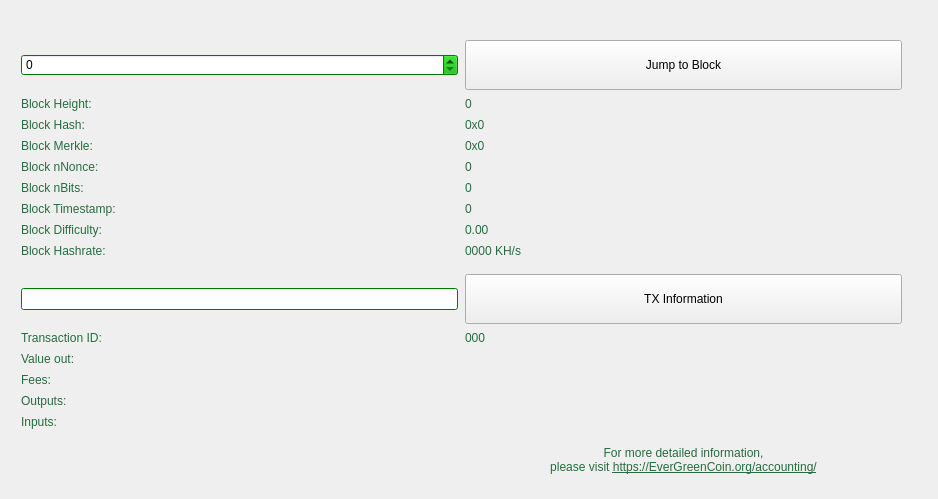
Qt form src/qt/forms/blockbrowser.ui (EverGreenCoinDev/EverGreenCoin) before a commit.
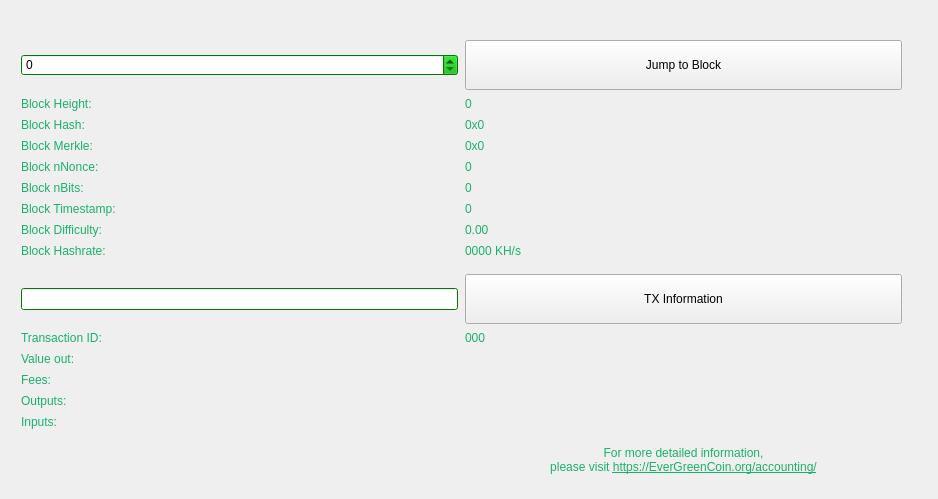
The same form after that commit.

Diff of the .ui file:
```diff
--- a/src/qt/forms/blockbrowser.ui
+++ b/src/qt/forms/blockbrowser.ui
@@ -85,7 +85,7 @@
        <string>QLabel { color: #266C3F; }
 </string>
       </property>
-      <layout class="QGridLayout" name="gridLayout_3" rowstretch="0,0,0,0,0,0,0,0,0,0,0,0,0,0,0,0,0,0,0" columnstretch="0,0">
+      <layout class="QGridLayout" name="gridLayout_3" rowstretch="0,0,0,0,0,0,0,0,0,0,0,0,0,0,0,0,0,0,0,0" columnstretch="0,0">
        <property name="sizeConstraint">
         <enum>QLayout::SetMaximumSize</enum>
        </property>
@@ -122,8 +122,7 @@
           </font>
          </property>
          <property name="styleSheet">
-          <string notr="true">QLabel { color: #266C3F; }
-</string>
+          <string notr="true">QLabel {color: #1ab06c;}</string>
          </property>
          <property name="text">
           <string>Block Difficulty:</string>
@@ -141,8 +140,7 @@
           </font>
          </property>
          <property name="styleSheet">
-          <string notr="true">QLabel { color: #266C3F; }
-</string>
+          <string notr="true">QLabel {color: #1ab06c;}</string>
          </property>
          <property name="text">
           <string>0</string>
@@ -160,8 +158,7 @@
           </font>
          </property>
          <property name="styleSheet">
-          <string notr="true">QLabel { color: #266C3F; }
-</string>
+          <string notr="true">QLabel {color: #1ab06c;}</string>
          </property>
          <property name="text">
           <string>Block Merkle:</string>
@@ -179,8 +176,7 @@
           </font>
          </property>
          <property name="styleSheet">
-          <string notr="true">QLabel { color: #266C3F; }
-</string>
+          <string notr="true">QLabel {color: #1ab06c;}</string>
          </property>
          <property name="text">
           <string>Block Hash:</string>
@@ -217,8 +213,7 @@
           </font>
          </property>
          <property name="styleSheet">
-          <string notr="true">QLabel { color: #266C3F; }
-</string>
+          <string notr="true">QLabel {color: #1ab06c;}</string>
          </property>
          <property name="text">
           <string>Block Hashrate:</string>
@@ -245,8 +240,7 @@
           <bool>true</bool>
          </property>
          <property name="styleSheet">
-          <string notr="true">QLabel { color: #266C3F; }
-</string>
+          <string notr="true">QLabel {color: #1ab06c;}</string>
          </property>
          <property name="frameShape">
           <enum>QFrame::NoFrame</enum>
@@ -267,8 +261,7 @@
           </font>
          </property>
          <property name="styleSheet">
-          <string notr="true">QLabel { color: #266C3F; }
-</string>
+          <string notr="true">QLabel {color: #1ab06c;}</string>
          </property>
          <property name="text">
           <string>Fees:</string>
@@ -286,8 +279,7 @@
           </font>
          </property>
          <property name="styleSheet">
-          <string notr="true">QLabel { color: #266C3F; }
-</string>
+          <string notr="true">QLabel {color: #1ab06c;}</string>
          </property>
          <property name="text">
           <string>Block nBits:</string>
@@ -305,8 +297,7 @@
           </font>
          </property>
          <property name="styleSheet">
-          <string notr="true">QLabel { color: #266C3F; }
-</string>
+          <string notr="true">QLabel {color: #1ab06c;}</string>
          </property>
          <property name="text">
           <string>0</string>
@@ -330,8 +321,7 @@
           </font>
          </property>
          <property name="styleSheet">
-          <string notr="true">QLabel { color: #266C3F; }
-</string>
+          <string notr="true">QLabel {color: #1ab06c;}</string>
          </property>
          <property name="text">
           <string>0x0</string>
@@ -349,8 +339,7 @@
           </font>
          </property>
          <property name="styleSheet">
-          <string notr="true">QLabel { color: #266C3F; }
-</string>
+          <string notr="true">QLabel {color: #1ab06c;}</string>
          </property>
          <property name="text">
           <string>Outputs:</string>
@@ -393,8 +382,7 @@
           </font>
          </property>
          <property name="styleSheet">
-          <string notr="true">QLabel { color: #266C3F; }
-</string>
+          <string notr="true">QLabel {color: #1ab06c;}</string>
          </property>
          <property name="text">
           <string>Block nNonce:</string>
@@ -412,8 +400,7 @@
           </font>
          </property>
          <property name="styleSheet">
-          <string notr="true">QLabel { color: #266C3F; }
-</string>
+          <string notr="true">QLabel {color: #1ab06c;}</string>
          </property>
          <property name="text">
           <string>0</string>
@@ -431,8 +418,7 @@
           </font>
          </property>
          <property name="styleSheet">
-          <string notr="true">QLabel { color: #266C3F; }
-</string>
+          <string notr="true">QLabel {color: #1ab06c;}</string>
          </property>
          <property name="text">
           <string>Block Timestamp:</string>
@@ -465,8 +451,7 @@
           </font>
          </property>
          <property name="styleSheet">
-          <string notr="true">QLabel { color: #266C3F; }
-</string>
+          <string notr="true">QLabel {color: #1ab06c;}</string>
          </property>
          <property name="text">
           <string>0x0</string>
@@ -1432,8 +1417,7 @@
           </font>
          </property>
          <property name="styleSheet">
-          <string notr="true">QLabel { color: #266C3F; }
-</string>
+          <string notr="true">QLabel {color: #1ab06c;}</string>
          </property>
          <property name="text">
           <string>Value out:</string>
@@ -1451,8 +1435,7 @@
           </font>
          </property>
          <property name="styleSheet">
-          <string notr="true">QLabel { color: #266C3F; }
-</string>
+          <string notr="true">QLabel {color: #1ab06c;}</string>
          </property>
          <property name="text">
           <string>Transaction ID:</string>
@@ -1470,8 +1453,7 @@
           </font>
          </property>
          <property name="styleSheet">
-          <string notr="true">QLabel { color: #266C3F; }
-</string>
+          <string notr="true">QLabel {color: #1ab06c;}</string>
          </property>
          <property name="text">
           <string>0.00</string>
@@ -1489,8 +1471,7 @@
           </font>
          </property>
          <property name="styleSheet">
-          <string notr="true">QLabel { color: #266C3F; }
-</string>
+          <string notr="true">QLabel {color: #1ab06c;}</string>
          </property>
          <property name="text">
           <string>000</string>
@@ -1511,8 +1492,7 @@
           </font>
          </property>
          <property name="styleSheet">
-          <string notr="true">QLabel { color: #266C3F; }
-</string>
+          <string notr="true">QLabel {color: #1ab06c;}</string>
          </property>
          <property name="text">
           <string>Block Height:</string>
@@ -1580,11 +1560,10 @@
           </font>
          </property>
          <property name="styleSheet">
-          <string notr="true">QLabel { color: #266C3F; }
-</string>
+          <string notr="true">QLabel {color: #1ab06c;}</string>
          </property>
          <property name="text">
-          <string>&lt;html&gt;&lt;head/&gt;&lt;body&gt;&lt;p&gt;For more detailed information,&lt;br/&gt;please visit &lt;a href=&quot;https://EverGreenCoin.org/accounting/&quot;&gt;&lt;span style=&quot; text-decoration: underline; color:#266c3f;&quot;&gt;https://EverGreenCoin.org/accounting/&lt;/span&gt;&lt;/a&gt;&lt;/p&gt;&lt;/body&gt;&lt;/html&gt;</string>
+          <string>&lt;html&gt;&lt;head/&gt;&lt;body&gt;&lt;p&gt;For more detailed information,&lt;br/&gt;please visit &lt;a href=&quot;https://EverGreenCoin.org/accounting/&quot;&gt;&lt;span style=&quot; text-decoration: underline; color:#1ab06c;&quot;&gt;https://EverGreenCoin.org/accounting/&lt;/span&gt;&lt;/a&gt;&lt;/p&gt;&lt;/body&gt;&lt;/html&gt;</string>
          </property>
          <property name="textFormat">
           <enum>Qt::RichText</enum>
@@ -1608,8 +1587,7 @@
           </font>
          </property>
          <property name="styleSheet">
-          <string notr="true">QLabel { color: #266C3F; }
-</string>
+          <string notr="true">QLabel {color: #1ab06c;}</string>
          </property>
          <property name="text">
           <string>Inputs:</string>
@@ -1630,8 +1608,7 @@
           </font>
          </property>
          <property name="styleSheet">
-          <string notr="true">QLabel { color: #266C3F; }
-</string>
+          <string notr="true">QLabel {color: #1ab06c;}</string>
          </property>
          <property name="text">
           <string>0000 KH/s</string>
```
Left out of the diff: 15 changed lines with no effect on the pictures.
